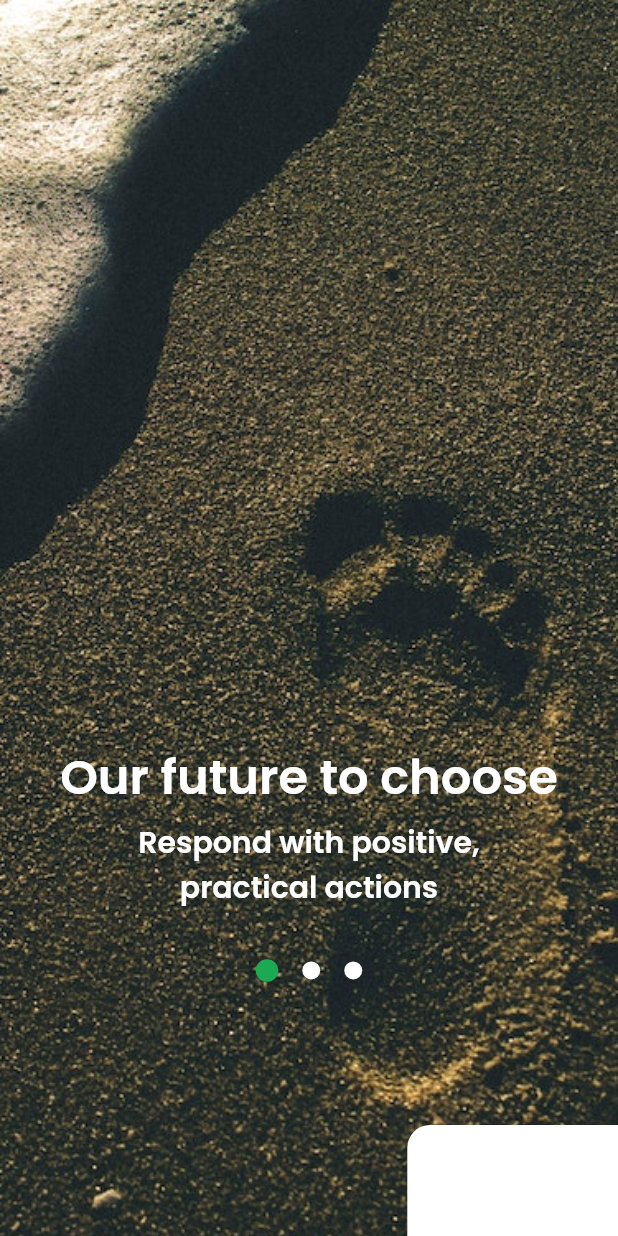
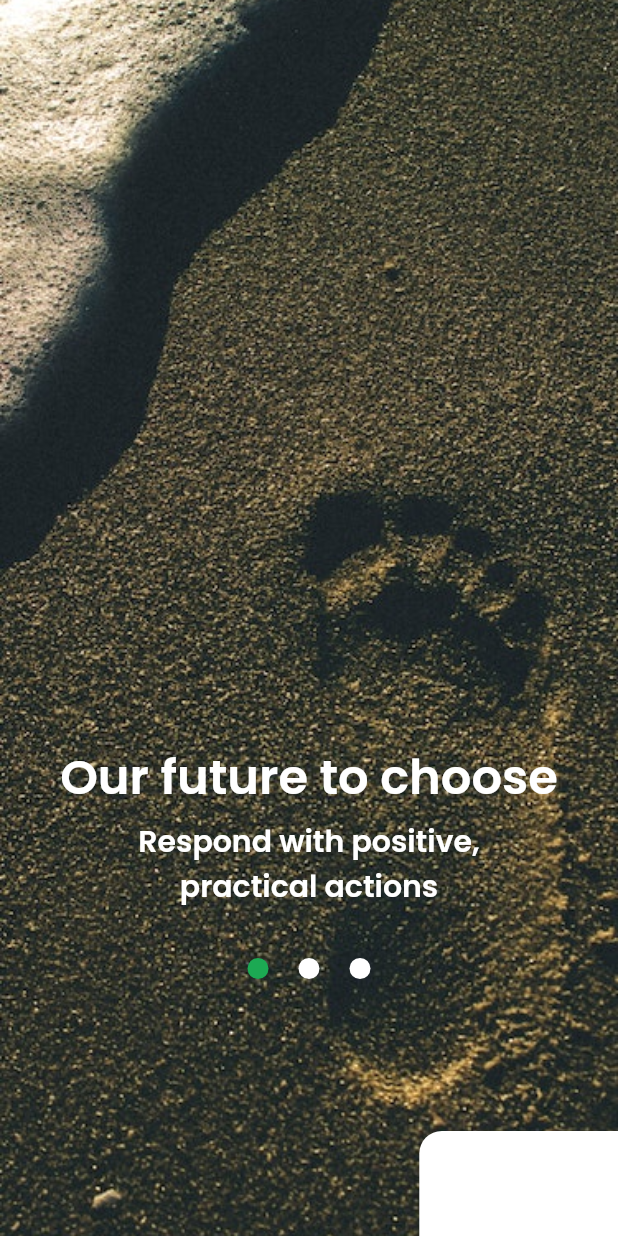
Before and after one commit to eman-khaled-fci/Graduation, a Flutter app: the screen it shows after launch, on a phone screen of 412 x 824 dp. Run offline on Flutter 3.47's test engine with Material 2 defaults, Android fonts, the phone set to English and light mode, and no system bars; drawn by our look-alikes of smooth_page_indicator; our stand-ins replace flutter_svg, shared_preferences.

Commit message:
27commit

```diff
--- a/lib/components/splash_page.dart
+++ /dev/null
@@ -1,34 +0,0 @@
-import 'package:flutter/material.dart';
-
-class SplashPage extends StatelessWidget {
-  SplashPage({Key? key, required this.image, required this.title, required this.description, required this.NumOfScreen, required this.onNextPressed, required this.CurrentScreen}) : super(key: key);
-
-  final Image image;
-  final String title;
-  final String description;
-  final int NumOfScreen;
-  final Function(int) onNextPressed;
-  final int CurrentScreen;
-
-  @override
-  Widget build(BuildContext context) {
-    return Column(
-      mainAxisAlignment: MainAxisAlignment.center,
-      children: [
-        image,
-        //const SizedBox(height: 20),
-        Text(
-          title,
-          style: TextStyle(fontSize: 30,color: Colors.white ),
-        ),
-        const SizedBox(height: 20),
-        Text(
-          description,
-          style: TextStyle(fontSize: 18,color: Colors.white ),
-
-        ),
-
-      ],
-    );
-  }
-}
--- a/lib/screens/splash/components/body.dart
+++ b/lib/screens/splash/components/body.dart
@@ -1,24 +1,31 @@
-import 'dart:math';
-
+//import 'dart:math';
 import 'package:flutter/material.dart';
 import 'package:flutter/cupertino.dart';
-import 'package:graduation/components/splash_page.dart';
 import 'package:graduation/constants.dart';
+import 'package:graduation/screens/home/home_screen.dart';
+import 'package:graduation/screens/splash/splash_screen.dart';
+import 'package:shared_preferences/shared_preferences.dart';
+import 'package:smooth_page_indicator/smooth_page_indicator.dart';
+import '../../../size_config.dart';
 
-import '../../../size_config.dart';
+
+
 class Body extends StatelessWidget {
-  const Body({Key? key, required this.CurrentScreen, required this.NumOfScreen}) : super(key: key);
+   Body({Key? key, required bool ShowHome,}) : super(key: key);
 
-  final int NumOfScreen;
-  final int CurrentScreen;
+   final controller = PageController();
 
   @override
 
+  void dispose(){
+    controller.dispose();
+    //super.dispose();
+  }
   Widget build(BuildContext context) {
     return Scaffold(
       body: PageView(
+        controller: controller,
         children: [
-
           Container(
             decoration: BoxDecoration (
                 image: DecorationImage(
@@ -26,39 +33,44 @@ class Body extends StatelessWidget {
             ),
             child: Column(
               children: [
-              //Padding(padding: EdgeInsets.only(left: 50, top: 500)) ,
                 SizedBox(height: SizeConfig.screenHeight*0.6),
               Text("Our future to choose", style: TextStyle(color: Colors.white, fontSize: 32, fontFamily: "Poppins",fontWeight: FontWeight.w600 ),textAlign: TextAlign.center,),
-                SizedBox(height: SizeConfig.screenHeight*0.005),
+                SizedBox(height: SizeConfig.screenHeight*0.004),
                 Text("Respond with positive, \npractical actions",textAlign: TextAlign.center,style: TextStyle(color: Colors.white, fontSize: 20, fontFamily:"Poppins",fontWeight: FontWeight.w300 ),),
+
                 SizedBox(height: SizeConfig.screenHeight*0.04),
+                Center(
+                  child: SmoothPageIndicator(
+                    controller: controller,
+                    count: 3,
+                    effect: WormEffect(
+                      spacing: 20,
+                      dotColor: Colors.white,
+                      activeDotColor: LightModeMainColor,
+                      dotHeight: 14,
+                      dotWidth: 14,
+                    ),
+                    onDotClicked: (index) => controller.animateToPage(index, duration: const Duration(milliseconds: 500), curve: Curves.easeIn),
+                  ),
+                ),
+                SizedBox(height: SizeConfig.screenHeight*0.123),
 
-
-                Row(
-                  mainAxisAlignment: MainAxisAlignment.center,
-                  children: [
-                    for(int i=0 ; i<NumOfScreen ; i++)
-                      createProgressDots((i == CurrentScreen)?true:false)
-
-                  ],
-                ),
-
-
-                SizedBox(height: SizeConfig.screenHeight*0.116),
                 Row(
                   mainAxisAlignment: MainAxisAlignment.end,
                   children: [
-                    ElevatedButton(onPressed: (){}, child: Text("Next  ➞",style: TextStyle(fontSize: 23),),
+                    ElevatedButton(onPressed: () => controller.jumpToPage(1), child: Text("Next  ➞",style: TextStyle(fontSize: 23),),
                       style:ElevatedButton.styleFrom(
                       shape: RoundedRectangleBorder(borderRadius: BorderRadius.only(topLeft: Radius.circular(15))),
-                      padding: EdgeInsets.symmetric(vertical: 22,horizontal: 27),
+                      padding: EdgeInsets.symmetric(vertical: 20,horizontal: 23),
                       primary: Colors.white,
                       backgroundColor: LightModeMainColor,
                     ),)
                   ],
                 )
     ],),
+
           ),
+
 
 
 
@@ -69,37 +81,41 @@ class Body extends StatelessWidget {
             ),
             child: Column(
               children: [
-                //Padding(padding: EdgeInsets.only(left: 50, top: 500)) ,
                 SizedBox(height: SizeConfig.screenHeight*0.6),
                 Text("Shift the culture", style: TextStyle(color: Colors.white, fontSize: 32, fontFamily: "Poppins",fontWeight: FontWeight.w600 ),textAlign: TextAlign.center,),
-                SizedBox(height: SizeConfig.screenHeight*0.005),
-                Text("Advocate for change by discovering satisfying ways to live",textAlign: TextAlign.center,style: TextStyle(color: Colors.white, fontSize: 20, fontFamily:"Poppins",fontWeight: FontWeight.w300 ),),
+                SizedBox(height: SizeConfig.screenHeight*0.004),
+                Text("Advocate for change by discovering satisfying ways to live",textAlign: TextAlign.center,style: TextStyle(color: Colors.white, fontSize: 19, fontFamily:"Poppins",fontWeight: FontWeight.w300 ),),
+
                 SizedBox(height: SizeConfig.screenHeight*0.04),
-
-                Row(
-                  mainAxisAlignment: MainAxisAlignment.center,
-                  children: [
-                    for(int i=0 ; i<NumOfScreen ; i++)
-                      createProgressDots((i == CurrentScreen)?true:false)
-
-                  ],
+                Center(
+                  child: SmoothPageIndicator(
+                    controller:controller ,
+                    count: 3,
+                    effect: WormEffect(
+                      spacing: 20,
+                      dotColor: Colors.white,
+                      activeDotColor: LightModeMainColor,
+                      dotHeight: 14,
+                      dotWidth: 14,
+                    ),
+                    onDotClicked: (index) => controller.animateToPage(index, duration: const Duration(milliseconds: 500), curve: Curves.easeIn),
+                  ),
                 ),
 
+                SizedBox(height: SizeConfig.screenHeight*0.128),
 
-                SizedBox(height: SizeConfig.screenHeight*0.116),
                 Row(
                   mainAxisAlignment: MainAxisAlignment.end,
                   children: [
-                    ElevatedButton(onPressed: (){}, child: Text("Next  ➞",style: TextStyle(fontSize: 23),),
+                    ElevatedButton(onPressed: ()=> controller.jumpToPage(2), child: Text("Next  ➞",style: TextStyle(fontSize: 23),),
                       style:ElevatedButton.styleFrom(
                         shape: RoundedRectangleBorder(borderRadius: BorderRadius.only(topLeft: Radius.circular(15))),
-                        padding: EdgeInsets.symmetric(vertical: 22,horizontal: 27),
+                        padding: EdgeInsets.symmetric(vertical: 20,horizontal: 23),
                         primary: Colors.white,
                         backgroundColor: LightModeMainColor,
                       ),)
                   ],
                 ),
-
               ],),
           ),
 
@@ -113,31 +129,39 @@ class Body extends StatelessWidget {
             ),
             child:Column(
               children: [
-                //Padding(padding: EdgeInsets.only(left: 50, top: 500)) ,
                 SizedBox(height: SizeConfig.screenHeight*0.6),
                 Text("Restore a healthy Earth", style: TextStyle(color: Colors.white, fontSize: 30, fontFamily: "Poppins",fontWeight: FontWeight.w600 ),textAlign: TextAlign.center,),
-                SizedBox(height: SizeConfig.screenHeight*0.005),
+                SizedBox(height: SizeConfig.screenHeight*0.004),
                 Text("Join a global community\ncaring for our shared planet",textAlign: TextAlign.center,style: TextStyle(color: Colors.white, fontSize: 19, fontFamily:"Poppins",fontWeight: FontWeight.w300 ),),
+
                 SizedBox(height: SizeConfig.screenHeight*0.04),
-
-                Row(
-                  mainAxisAlignment: MainAxisAlignment.center,
-                  children: [
-                    for(int i=0 ; i<NumOfScreen ; i++)
-                      createProgressDots((i == CurrentScreen)?true:false)
-
-                  ],
+                Center(
+                  child: SmoothPageIndicator(
+                    controller:controller ,
+                    count: 3,
+                    effect: WormEffect(
+                      spacing: 20,
+                      dotColor: Colors.white,
+                      activeDotColor: LightModeMainColor,
+                      dotHeight: 14,
+                      dotWidth: 14,
+                    ),
+                    onDotClicked: (index) => controller.animateToPage(index, duration: const Duration(milliseconds: 500), curve: Curves.easeIn),
+                  ),
                 ),
 
+                SizedBox(height: SizeConfig.screenHeight*0.131),
 
-                SizedBox(height: SizeConfig.screenHeight*0.116),
                 Row(
                   mainAxisAlignment: MainAxisAlignment.end,
                   children: [
-                    ElevatedButton(onPressed: (){}, child: Text("Next  ➞",style: TextStyle(fontSize: 23),),
+                    ElevatedButton(onPressed: () async {
+                      final prefs = await SharedPreferences.getInstance();//عشان يسيف الهوم وميفتحش السبلاش كل مره *مش شغاله*
+                      prefs.setBool("ShowHome", true);},
+                      child: Text("Next  ➞",style: TextStyle(fontSize: 23),),
                       style:ElevatedButton.styleFrom(
                         shape: RoundedRectangleBorder(borderRadius: BorderRadius.only(topLeft: Radius.circular(15))),
-                        padding: EdgeInsets.symmetric(vertical: 25,horizontal: 27),
+                        padding: EdgeInsets.symmetric(vertical: 20,horizontal: 23),
                         primary: Colors.white,
                         backgroundColor: LightModeMainColor,
                       ),)
@@ -145,20 +169,6 @@ class Body extends StatelessWidget {
                 )
               ],),
           ),
-
-
         ],),
     );
   }}
-Widget createProgressDots(bool isActiveScreen){
-  return Container(
-    margin: EdgeInsets.symmetric(horizontal: 8),
-    height: isActiveScreen? 15: 12,
-    width: isActiveScreen? 15: 12,
-    decoration: BoxDecoration(
-      color: isActiveScreen? LightModeMainColor:  Colors.white,
-      borderRadius: BorderRadius.all(Radius.circular(12)),
-    ),
-  );
-
-}
--- a/lib/screens/splash/splash_screen.dart
+++ b/lib/screens/splash/splash_screen.dart
@@ -1,16 +1,26 @@
 import 'package:flutter/material.dart';
+import 'package:shared_preferences/shared_preferences.dart';
 import '../../size_config.dart';
 import 'package:graduation/screens/splash/components/body.dart';
+import 'package:graduation/screens/splash/splash_screen.dart';
 
+Future main() async{
+  WidgetsFlutterBinding.ensureInitialized();
+
+  final prefs = await SharedPreferences.getInstance();
+  final ShowHome = prefs.getBool('ShowHome')?? false;
+  runApp(Body(ShowHome: ShowHome));
+}
 class SplashScreen extends StatelessWidget {
   static String routeName="/splash";
-  const SplashScreen({Key? key}) : super(key: key);
+   SplashScreen({Key? key}) : super(key: key);
 
   @override
   Widget build(BuildContext context){
+
     SizeConfig().init(context);
     return Scaffold(
-      body: Body(CurrentScreen:0, NumOfScreen: 3,),
+      body: Body(ShowHome:true,),
     );
   }
 }
--- a/pubspec.yaml
+++ b/pubspec.yaml
@@ -29,6 +29,7 @@ environment:
 # the latest version available on pub.dev. To see which dependencies have newer
 # versions available, run `flutter pub outdated`.
 dependencies:
+  smooth_page_indicator: ^1.0.0+2
   http: ^0.13.5
   dio: ^4.0.6
   chopper: ^6.0.0
```
Also changed, not shown: pubspec.lock.
